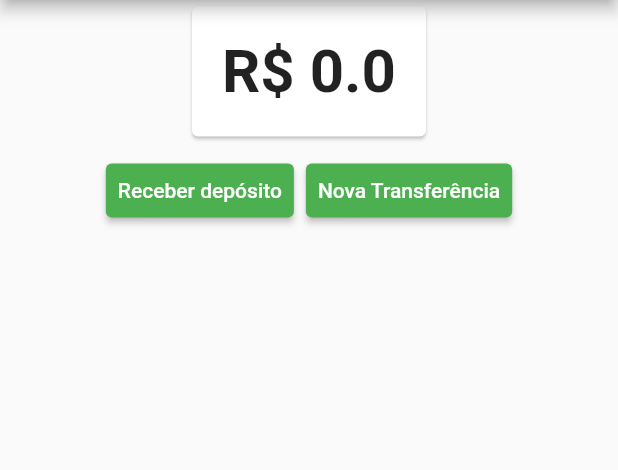
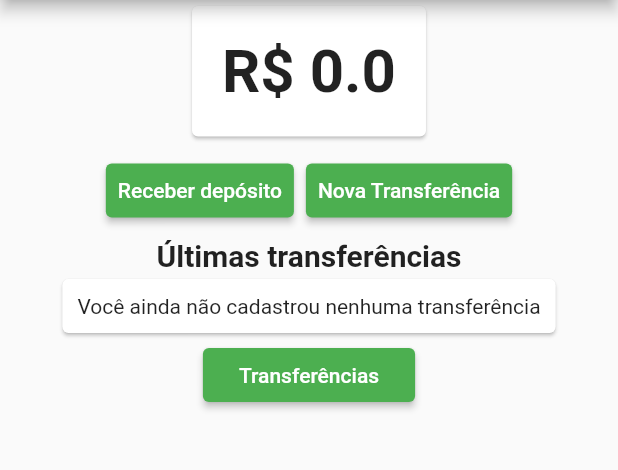
Before and after one commit to darthrodolfo/FlutterStateManagement, a Flutter app: the screen it shows after launch, on a phone screen of 412 x 824 dp, the part 84-554 px from its top. Run offline on Flutter 3.47's test engine with Material 2 defaults, Android fonts, the phone set to English and light mode, and no system bars.

Commit message:
Adicionando ultimas transferências e validações

```diff
--- a/lib/main.dart
+++ b/lib/main.dart
@@ -24,7 +24,7 @@ class BytebankApp extends StatelessWidget {
         primaryColor: Colors.green[900],
         accentColor: Colors.blueAccent[700],
         buttonTheme: ButtonThemeData(
-          buttonColor: Colors.blueAccent[700],
+          buttonColor: Colors.green,
           textTheme: ButtonTextTheme.primary,
         ),
       ),
--- a/lib/screens/dashboard/dashboard.dart
+++ b/lib/screens/dashboard/dashboard.dart
@@ -1,6 +1,8 @@
 import 'package:bytebank/components/saldo.dart';
 import 'package:bytebank/screens/deposito/formulario.dart';
 import 'package:bytebank/screens/transferencia/formulario.dart';
+import 'package:bytebank/screens/transferencia/lista.dart';
+import 'package:bytebank/screens/transferencia/ultimas.dart';
 import 'package:flutter/material.dart';
 
 class Dashboard extends StatelessWidget {
@@ -10,7 +12,8 @@ class Dashboard extends StatelessWidget {
       appBar: AppBar(
         title: const Text('Bytebank'),
       ),
-      body: ListView(children: <Widget>[
+      body: ListView(
+        children: <Widget>[
           Align(
             alignment: Alignment.topCenter,
             child: SaldoCard(),
@@ -44,7 +47,9 @@ class Dashboard extends StatelessWidget {
               ),
             ],
           ),
-      ]),
+          UltimasTransferencias(),
+        ],
+      ),
     );
   }
 }
--- /dev/null
+++ b/lib/screens/transferencia/ultimas.dart
@@ -0,0 +1,70 @@
+import 'package:bytebank/models/transferencias.dart';
+import 'package:bytebank/screens/transferencia/lista.dart';
+import 'package:flutter/cupertino.dart';
+import 'package:flutter/material.dart';
+import 'package:provider/provider.dart';
+
+final _titulo = 'Últimas transferências';
+
+class UltimasTransferencias extends StatelessWidget {
+  Widget build(BuildContext context) {
+    return Column(
+      children: <Widget>[
+        Text(
+          _titulo,
+          style: TextStyle(
+            fontWeight: FontWeight.bold,
+            fontSize: 20,
+          ),
+        ),
+        Consumer<Transferencias>(
+          builder: (context, transferencias, child) {
+            final _ultimasTransferencias =
+                transferencias.transferencias.reversed.toList();
+
+            final _quantidade = transferencias.transferencias.length;
+            int tamanho = 3;
+
+            if (_quantidade == 0) return SemTransferenciaCadastrada();
+
+            if (_quantidade < tamanho) {
+              tamanho = _quantidade;
+            }
+
+            return ListView.builder(
+              padding: const EdgeInsets.all(8),
+              itemCount: tamanho,
+              shrinkWrap: true,
+              itemBuilder: (context, indice) {
+                return ItemTransferencia(_ultimasTransferencias[indice]);
+              },
+            );
+          },
+        ),
+        RaisedButton(
+          color: Colors.green,
+          child: Text('Transferências'),
+          onPressed: () {
+            Navigator.push(context, MaterialPageRoute(builder: (context) {
+              return ListaTransferencias();
+            }));
+          },
+        )
+      ],
+    );
+  }
+}
+
+class SemTransferenciaCadastrada extends StatelessWidget {
+  Widget build(BuildContext context) {
+    return Card(
+      child: Padding(
+        padding: EdgeInsets.all(10),
+        child: Text(
+          'Você ainda não cadastrou nenhuma transferência',
+          textAlign: TextAlign.center,
+        ),
+      ),
+    );
+  }
+}
```
Also changed, not shown: lib/models/transferencia.dart (+6 -3 lines), lib/screens/transferencia/lista.dart (+19 -30 lines). Lines whose indentation alone changed are shown as unchanged.
